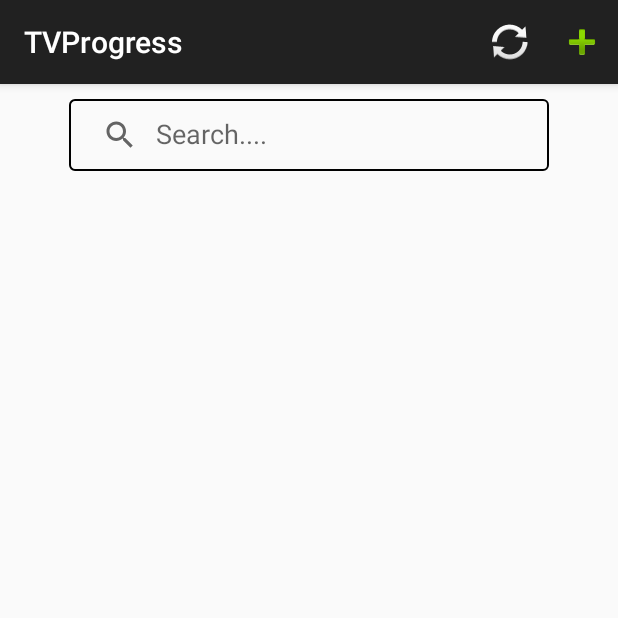
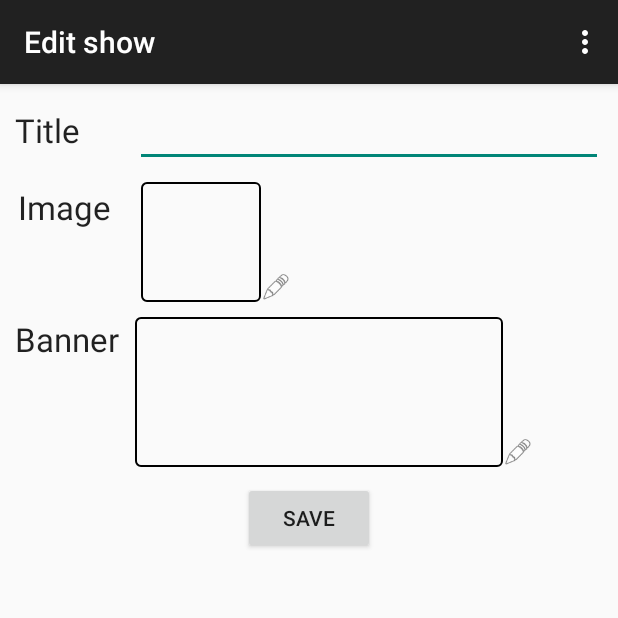
Before and after one commit to WykonGoar/TVProgress, an Android app: the screen it shows after launch (ShowListActivity before the commit, EditShowActivity after it), after a tap on "New", on a phone screen of 412 x 824 dp, the top half of it. Run offline under Robolectric (Android 15) with nearby library versions, the light colour scheme and no system bars; 3 statements that could not run were skipped.

Commit message:
Added Create and edit show

```diff
--- /dev/null
+++ b/TVProgress/app/src/main/java/com/example/wouter/tvprogress/activity/EditShowActivity.java
@@ -0,0 +1,215 @@
+package com.example.wouter.tvprogress.activity;
+
+import android.content.CursorLoader;
+import android.content.Intent;
+import android.database.Cursor;
+import android.database.sqlite.SQLiteDatabase;
+import android.graphics.Bitmap;
+import android.graphics.BitmapFactory;
+import android.graphics.drawable.BitmapDrawable;
+import android.net.Uri;
+import android.os.Bundle;
+import android.provider.MediaStore;
+import android.support.v7.app.AppCompatActivity;
+import android.view.Menu;
+import android.view.MenuItem;
+import android.view.View;
+import android.widget.Button;
+import android.widget.EditText;
+import android.widget.ImageView;
+import android.widget.Toast;
+
+import com.example.wouter.tvprogress.R;
+import com.example.wouter.tvprogress.model.DatabaseConnection;
+import com.example.wouter.tvprogress.model.Show;
+
+import java.util.LinkedList;
+
+public class EditShowActivity extends AppCompatActivity {
+
+    private Show mShow;
+    private EditText etTitle;
+    private ImageView ivImage;
+    private ImageView ivBanner;
+    private static int PickImageCode = 1;
+    private static int PickBannerCode = 2;
+
+    private DatabaseConnection mDatabaseConnection;
+
+    @Override
+    protected void onCreate(Bundle savedInstanceState) {
+        super.onCreate(savedInstanceState);
+        setContentView(R.layout.activity_edit_show);
+
+        ivImage = (ImageView) findViewById(R.id.ivImage);
+        ivImage.setOnClickListener(new View.OnClickListener() {
+            @Override
+            public void onClick(View v) {
+                editImage();
+            }
+        });
+
+        SQLiteDatabase mDatabase = openOrCreateDatabase("TVProgressDB", MODE_PRIVATE, null);
+        mDatabaseConnection = new DatabaseConnection(mDatabase, this);
+
+        mShow = new Show();
+
+        Intent mIntent = getIntent();
+        int showId = mIntent.getIntExtra("id", -1);
+        if (showId != -1)
+            mShow = getShow(showId);
+
+        etTitle = (EditText) findViewById(R.id.etTitle);
+        etTitle.setText(mShow.getTitle());
+
+        Button bEditImage = (Button) findViewById(R.id.bEditImage);
+        bEditImage.setOnClickListener(new View.OnClickListener() {
+            @Override
+            public void onClick(View v) {
+                editImage();
+            }
+        });
+
+        ivBanner = (ImageView) findViewById(R.id.ivBanner);
+        ivBanner.setOnClickListener(new View.OnClickListener() {
+            @Override
+            public void onClick(View v) {
+                editBanner();
+            }
+        });
+
+        Button bEditBanner = (Button) findViewById(R.id.bEditBanner);
+        bEditBanner.setOnClickListener(new View.OnClickListener() {
+            @Override
+            public void onClick(View v) {
+                editBanner();
+            }
+        });
+
+        Button bSave = (Button) findViewById(R.id.bSave);
+        bSave.setOnClickListener(new View.OnClickListener() {
+            @Override
+            public void onClick(View v) {
+                saveShow();
+            }
+        });
+
+        reloadImages();
+    }
+
+    private void reloadImages()
+    {
+        ivImage.setImageBitmap(mShow.getImageAsImage());
+        ivBanner.setImageBitmap(mShow.getBannerAsImage());
+    }
+
+    private Show getShow(int showId){
+        LinkedList<Show> shows = mDatabaseConnection.getShows("SELECT * FROM shows WHERE _id = " + showId);
+        Show selectedShow = null;
+
+        if (shows.size() == 0)
+            throw new IndexOutOfBoundsException("Show with id '" + showId + "' not found.");
+        else
+            selectedShow = shows.get(0);
+
+        return selectedShow;
+    }
+
+    private void editImage(){
+        Intent intent = new Intent(Intent.ACTION_GET_CONTENT);
+        intent.setType("image/*");
+        startActivityForResult(intent.createChooser(intent, "Select picture"), PickImageCode);
+    }
+
+    private void editBanner(){
+        Intent intent = new Intent(Intent.ACTION_GET_CONTENT);
+        intent.setType("image/*");
+        startActivityForResult(intent.createChooser(intent, "Select picture"), PickBannerCode);
+    }
+
+    private void saveShow(){
+        mShow.setTitle(etTitle.getText().toString());
+
+        if(mShow.getTitle() == "")
+        {
+            Toast.makeText(getBaseContext(), "Title must be filled in.", Toast.LENGTH_LONG);
+            return;
+        }
+
+       if(mShow.getId() != -1)
+            mDatabaseConnection.executeNonReturn("UPDATE shows SET title = '" + mShow.getTitle() + "', image = '" + mShow.getImage() + "', banner = '" + mShow.getBanner() + "' WHERE _id = " + mShow.getId());
+        else
+           mDatabaseConnection.executeNonReturn("INSERT INTO shows (title, image ,banner) VALUES ('" + mShow.getTitle() + "', '" + mShow.getImage() + "', '" + mShow.getBanner() + "')");
+
+        if(mShow.getId() != -1) {
+            Intent mIntent = new Intent(getApplicationContext(), ShowListActivity.class);
+            startActivity(mIntent);
+        }
+        else{
+            Intent mIntent = new Intent(getApplicationContext(), ShowActivity.class);
+            mIntent.putExtra("id", mShow.getId());
+
+            startActivity(mIntent);
+        }
+    }
+
+    @Override
+    protected void onActivityResult(int requestCode, int resultCode, Intent data) {
+        super.onActivityResult(requestCode, resultCode, data);
+
+        if (resultCode == RESULT_OK && data != null) {
+            Uri uri = data.getData();
+            String realPath = getRealPathFromURI(uri);
+
+            if (realPath ==""){
+                Toast.makeText(getBaseContext(), "Selecting picture failed", Toast.LENGTH_LONG);
+                return;
+            }
+
+            if (requestCode == PickImageCode)
+                mShow.setImage(realPath);
+
+            if (requestCode == PickBannerCode)
+                mShow.setBanner(realPath);
+
+            reloadImages();
+        }
+    }
+
+    @Override
+    public boolean onCreateOptionsMenu(Menu menu) {
+        // Inflate the menu; this adds items to the action bar if it is present.
+        getMenuInflater().inflate(R.menu.menu_edit_show, menu);
+        return true;
+    }
+
+    @Override
+    public boolean onOptionsItemSelected(MenuItem item) {
+        // Handle action bar item clicks here. The action bar will
+        // automatically handle clicks on the Home/Up button, so long
+        // as you specify a parent activity in AndroidManifest.xml.
+        int id = item.getItemId();
+
+        //noinspection SimplifiableIfStatement
+
+
+        return super.onOptionsItemSelected(item);
+    }
+
+    public String getRealPathFromURI(Uri contentUri) {
+        String[] proj = { MediaStore.Images.Media.DATA };
+
+        //This method was deprecated in API level 11
+        //Cursor cursor = managedQuery(contentUri, proj, null, null, null);
+
+        CursorLoader cursorLoader = new CursorLoader(
+                this,
+                contentUri, proj, null, null, null);
+        Cursor cursor = cursorLoader.loadInBackground();
+
+        int column_index =
+                cursor.getColumnIndexOrThrow(MediaStore.Images.Media.DATA);
+        cursor.moveToFirst();
+        return cursor.getString(column_index);
+    }
+}
--- a/TVProgress/app/src/main/java/com/example/wouter/tvprogress/activity/ShowListActivity.java
+++ b/TVProgress/app/src/main/java/com/example/wouter/tvprogress/activity/ShowListActivity.java
@@ -93,10 +93,11 @@ public class ShowListActivity extends AppCompatActivity implements SearchView.On
         // as you specify a parent activity in AndroidManifest.xml.
         int id = item.getItemId();
 
-        //noinspection SimplifiableIfStatement
-        //if (id == R.id.action_settings) {
-         //   return true;
-        //}
+        if(id == R.id.action_new)
+        {
+            Intent mIntent = new Intent(getApplicationContext(), EditShowActivity.class);
+            startActivity(mIntent);
+        }
 
         return super.onOptionsItemSelected(item);
     }
--- a/TVProgress/app/src/main/java/com/example/wouter/tvprogress/model/DatabaseConnection.java
+++ b/TVProgress/app/src/main/java/com/example/wouter/tvprogress/model/DatabaseConnection.java
@@ -113,13 +113,13 @@ public class DatabaseConnection extends Activity {
             //lastEpisode
             int lastEpisode = mCursor.getInt(mCursor.getColumnIndex("lastEpisode"));
             //image
-            //int image = mCursor.getInt(mCursor.getColumnIndex("image"));
+            String image = mCursor.getString(mCursor.getColumnIndex("image"));
             // banner
-            //int banner = mCursor.getInt(mCursor.getColumnIndex("banner"));
+            String banner = mCursor.getString(mCursor.getColumnIndex("banner"));
             //url
             String url = mCursor.getString(mCursor.getColumnIndex("url"));
 
-            Show show = new Show(id, title, currentSeason, currentEpisode,  lastSeason, lastEpisode, null, null, url);
+            Show show = new Show(id, title, currentSeason, currentEpisode,  lastSeason, lastEpisode, image, banner, url);
             shows.add(show);
 
             mCursor.moveToNext();
--- a/TVProgress/app/src/main/java/com/example/wouter/tvprogress/model/Show.java
+++ b/TVProgress/app/src/main/java/com/example/wouter/tvprogress/model/Show.java
@@ -1,37 +1,34 @@
 package com.example.wouter.tvprogress.model;
 
-import android.media.Image;
+import android.graphics.Bitmap;
+import android.graphics.BitmapFactory;
 
 /**
  * Created by Wouter on 11-11-2015.
  */
 public class Show {
 
-    private int mId;
-    private String mTitle;
+    private int mId = -1;
+    private String mTitle = "";
     private int mCurrentSeason = 1;
     private int mCurrentEpisode = 0;
     private int mLastSeason = -1;
     private int mLastEpisode = -1;
-    private Image mShowImage;
-    private Image mShowBanner;
-    private String mURL;
+    private String mImage = "";
+    private String mBanner = "";
+    private String mURL = "";
 
-    public Show(int id, String title)
-    {
-        mId = id;
-        mTitle= title;
-    }
+    public Show(){}
 
-    public Show(int mId, String mTitle, int mCurrentSeason, int mCurrentEpisode, int mLastSeason, int mLastEpisode, Image mShowImage, Image mShowBanner, String mURL) {
+    public Show(int mId, String mTitle, int mCurrentSeason, int mCurrentEpisode, int mLastSeason, int mLastEpisode, String mImage, String mBanner, String mURL) {
         this.mId = mId;
         this.mTitle = mTitle;
         this.mCurrentSeason = mCurrentSeason;
         this.mCurrentEpisode = mCurrentEpisode;
         this.mLastSeason = mLastSeason;
         this.mLastEpisode = mLastEpisode;
-        this.mShowImage = mShowImage;
-        this.mShowBanner = mShowBanner;
+        this.mImage = mImage;
+        this.mBanner = mBanner;
         this.mURL = mURL;
     }
 
@@ -47,9 +44,29 @@ public class Show {
 
     public int getLastEpisode() { return mLastEpisode; }
 
-    public Image getShowImage() { return mShowImage; }
+    public Bitmap getImageAsImage() {
+        if(mImage.isEmpty() || mImage == null)
+            return  null;
 
-    public Image getShowBanner() { return mShowBanner; }
+        Bitmap imageFull = BitmapFactory.decodeFile(mImage);
+        int nh = (int) (imageFull.getHeight() * (512.0 / imageFull.getWidth()));
+        return Bitmap.createScaledBitmap(imageFull, 512, nh, true);
+
+    }
+
+    public Bitmap getBannerAsImage() {
+        if (mBanner.isEmpty() || mBanner == null)
+            return null;
+
+        Bitmap imageFull = BitmapFactory.decodeFile(mBanner);
+        int nh = (int) (imageFull.getHeight() * (512.0 / imageFull.getWidth()));
+        return Bitmap.createScaledBitmap(imageFull, 512, nh, true);
+
+    }
+
+    public String getImage() {return mImage;}
+
+    public String getBanner() { return mBanner; }
 
     public String getURL() { return mURL; }
 
@@ -62,6 +79,10 @@ public class Show {
     public void setLastSeason(int lastSeason) { this.mLastSeason = lastSeason; }
 
     public void setLastEpisode(int lastEpisode) { this.mLastEpisode = lastEpisode; }
+
+    public void setImage(String path) {this.mImage = path; }
+
+    public void setBanner(String path) {this.mBanner = path; }
 
     public void setURL(String url) { this.mURL = url; }
 
--- a/TVProgress/app/src/main/java/com/example/wouter/tvprogress/model/ShowListAdapter.java
+++ b/TVProgress/app/src/main/java/com/example/wouter/tvprogress/model/ShowListAdapter.java
@@ -57,6 +57,8 @@ public class ShowListAdapter extends BaseAdapter implements Filterable {
         TextView tvCurrentEpisode = (TextView) rowView.findViewById(R.id.tvCurrentEpisode);
 
         Show show = mShows.get(position);
+        if (show.getImageAsImage() != null)
+            ivShow.setImageBitmap(show.getImageAsImage());
         tvTitle.setText(show.getTitle());
         tvCurrentSeason.setText("Season: " + show.getCurrentSeason());
         tvCurrentEpisode.setText("Episode: " + show.getCurrentEpisode());
@@ -82,7 +84,7 @@ public class ShowListAdapter extends BaseAdapter implements Filterable {
                 for (int i = 0; i < mShowFilterList.size(); i++) {
                     if ((mShowFilterList.get(i).getTitle().toUpperCase()).contains(constraint.toString().toUpperCase())) {
 
-                        Show show = new Show(mShowFilterList.get(i).getId(), mShowFilterList.get(i).getTitle(), mShowFilterList.get(i).getCurrentSeason(), mShowFilterList.get(i).getCurrentEpisode(), mShowFilterList.get(i).getLastSeason(), mShowFilterList.get(i).getLastEpisode(), mShowFilterList.get(i).getShowImage(), mShowFilterList.get(i).getShowBanner(), mShowFilterList.get(i).getURL());
+                        Show show = new Show(mShowFilterList.get(i).getId(), mShowFilterList.get(i).getTitle(), mShowFilterList.get(i).getCurrentSeason(), mShowFilterList.get(i).getCurrentEpisode(), mShowFilterList.get(i).getLastSeason(), mShowFilterList.get(i).getLastEpisode(), mShowFilterList.get(i).getImage(), mShowFilterList.get(i).getBanner(), mShowFilterList.get(i).getURL());
 
                         filterList.add(show);
                     }
--- /dev/null
+++ b/TVProgress/app/src/main/res/layout/activity_edit_show.xml
@@ -0,0 +1,96 @@
+<?xml version="1.0" encoding="utf-8"?>
+<LinearLayout xmlns:android="http://schemas.android.com/apk/res/android"
+    android:orientation="vertical" android:layout_width="match_parent"
+    android:layout_height="match_parent"
+    android:padding="10dp">
+
+    <LinearLayout
+        android:orientation="horizontal"
+        android:layout_width="match_parent"
+        android:layout_height="wrap_content"
+        android:paddingBottom="10dp">
+
+        <TextView
+            android:layout_width="80dp"
+            android:layout_height="wrap_content"
+            android:textAppearance="?android:attr/textAppearanceLarge"
+            android:text="Title"
+            android:id="@+id/textView4"
+            android:layout_column="0" />
+
+        <EditText
+            android:layout_width="match_parent"
+            android:layout_height="wrap_content"
+            android:id="@+id/etTitle"
+            android:text=""
+            android:layout_column="1"
+            android:maxLines="1" />
+    </LinearLayout>
+
+    <LinearLayout
+        android:orientation="horizontal"
+        android:layout_width="match_parent"
+        android:layout_height="wrap_content"
+        android:paddingBottom="10dp">
+
+        <TextView
+            android:layout_width="80dp"
+            android:layout_height="wrap_content"
+            android:textAppearance="?android:attr/textAppearanceLarge"
+            android:text="Image"
+            android:id="@+id/textView5"
+            android:layout_margin="2dp"/>
+
+        <ImageView
+            android:layout_width="80dp"
+            android:layout_height="80dp"
+            android:id="@+id/ivImage"
+            android:background="@drawable/border_black"
+            android:clickable="true"
+            android:scaleType="fitXY" />
+
+        <Button
+            android:layout_width="20dp"
+            android:layout_height="20dp"
+            android:background="@android:drawable/ic_menu_edit"
+            android:layout_gravity="bottom"
+            android:id="@+id/bEditImage" />
+    </LinearLayout>
+
+    <LinearLayout
+        android:orientation="horizontal"
+        android:layout_width="match_parent"
+        android:layout_height="wrap_content"
+        android:paddingBottom="10dp"
+        android:weightSum="1">
+
+        <TextView
+            android:layout_width="80dp"
+            android:layout_height="wrap_content"
+            android:textAppearance="?android:attr/textAppearanceLarge"
+            android:text="Banner"
+            android:id="@+id/textView6"/>
+
+        <ImageView
+            android:layout_width="245dp"
+            android:layout_height="100dp"
+            android:id="@+id/ivBanner"
+            android:background="@drawable/border_black"
+            android:clickable="true"
+            android:scaleType="fitXY" />
+
+        <Button
+            android:layout_width="20dp"
+            android:layout_height="20dp"
+            android:background="@android:drawable/ic_menu_edit"
+            android:layout_gravity="bottom"
+            android:id="@+id/bEditBanner" />
+    </LinearLayout>
+
+    <Button
+        android:layout_width="wrap_content"
+        android:layout_height="wrap_content"
+        android:text="Save"
+        android:id="@+id/bSave"
+        android:layout_gravity="center_horizontal" />
+</LinearLayout>
--- a/TVProgress/app/src/main/res/layout/show_row.xml
+++ b/TVProgress/app/src/main/res/layout/show_row.xml
@@ -11,7 +11,8 @@
         android:layout_weight="0.18"
         android:src="@mipmap/ic_launcher"
         android:layout_marginLeft="0dp"
-        android:layout_marginRight="0dp" />
+        android:layout_marginRight="0dp"
+        android:scaleType="fitXY" />
 
     <LinearLayout
         android:orientation="vertical"
--- /dev/null
+++ b/TVProgress/app/src/main/res/menu/menu_edit_show.xml
@@ -0,0 +1,7 @@
+<menu xmlns:android="http://schemas.android.com/apk/res/android"
+    xmlns:app="http://schemas.android.com/apk/res-auto"
+    xmlns:tools="http://schemas.android.com/tools"
+    tools:context="com.example.wouter.tvprogress.activity.EditShowActivity">
+    <item android:id="@+id/action_settings" android:title="@string/action_settings"
+        android:orderInCategory="100" app:showAsAction="never" />
+</menu>
--- a/TVProgress/app/src/main/res/menu/menu_show.xml
+++ b/TVProgress/app/src/main/res/menu/menu_show.xml
@@ -3,4 +3,10 @@
     xmlns:tools="http://schemas.android.com/tools"
     tools:context="com.example.wouter.tvprogress.activity.ShowActivity">
 
+    <item
+        android:id="@+id/action_edit"
+        android:title="New"
+        android:icon="@android:drawable/ic_menu_edit"
+        app:showAsAction="ifRoom"/>
+
 </menu>
--- a/TVProgress/app/src/main/res/values/strings.xml
+++ b/TVProgress/app/src/main/res/values/strings.xml
@@ -5,4 +5,7 @@
     <string name="title_activity_show">Show</string>
 
     <string name="search">Zoeken</string>
+    <string name="title_activity_edit_show">EditShowActivity</string>
+
+    <string name="hello_world">Hello world!</string>
 </resources>
```
Also changed, not shown: TVProgress/app/src/main/AndroidManifest.xml (+13 -2 lines), TVProgress/app/src/main/java/com/example/wouter/tvprogress/activity/ShowActivity.java (+26 -11 lines), TVProgress/app/src/main/res/layout/activity_show.xml (+86 -12 lines), 2 other files.
